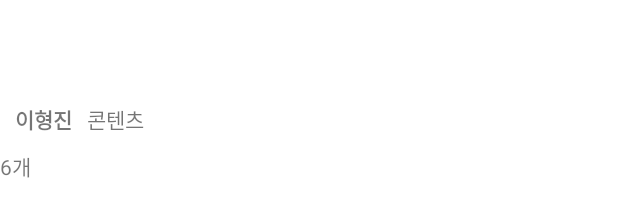
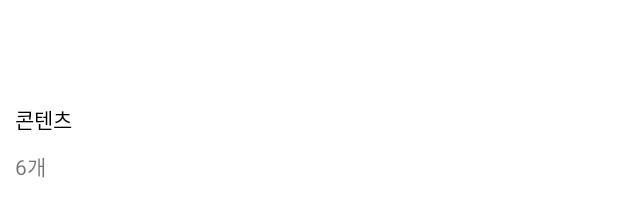
Before and after one commit to 2hyungjin/Post_It, an Android app: the layout rv_board_item.xml on its own in the app's theme, with its tools: preview values and no code run, on a phone screen of 412 x 824 dp. Shown: the part 447-664 px from the top of the screen. Run offline under Robolectric (Android 15) with nearby library versions, the phone set to English and light mode, and no system bars; network calls fail.

Commit message:
Infinite Scroll

```diff
--- a/app/src/main/java/com/example/postit/adapter/ImageAdapter.kt
+++ b/app/src/main/java/com/example/postit/adapter/ImageAdapter.kt
@@ -18,6 +18,7 @@
         fun bind(){
             Glide.with(context)
                 .load(imgList[adapterPosition])
+                .centerCrop()
                 .into(imgItem)
         }
     }
--- a/app/src/main/res/layout/rv_board_item.xml
+++ b/app/src/main/res/layout/rv_board_item.xml
@@ -30,33 +30,28 @@
         app:layout_constraintTop_toBottomOf="@+id/linearLayout3" />
 
 
+    <TextView
+        android:layout_margin="10dp"
+        android:id="@+id/tv_rv_item_contents"
+        android:layout_width="match_parent"
+        android:layout_height="wrap_content"
+        android:textColor="@color/black"
+        app:layout_constraintTop_toBottomOf="@+id/rv_item_rv"
+        tools:text="콘텐츠" />
+
     <LinearLayout
-        android:id="@+id/linearLayout2"
+        android:layout_margin="10dp"
         android:layout_width="match_parent"
         android:layout_height="wrap_content"
         android:orientation="horizontal"
-        android:padding="10dp"
-        app:layout_constraintTop_toBottomOf="@+id/rv_item_rv">
+        app:layout_constraintEnd_toEndOf="parent"
+        app:layout_constraintStart_toStartOf="parent"
+        app:layout_constraintTop_toBottomOf="@+id/tv_rv_item_contents">
 
         <TextView
+            android:id="@+id/tv_rv_item_like_count"
             android:layout_width="wrap_content"
             android:layout_height="wrap_content"
-            android:textStyle="bold"
-            tools:text="이형진" />
-
-        <TextView
-            android:id="@+id/tv_rv_item_contents"
-            android:layout_width="match_parent"
-            android:layout_height="wrap_content"
-            android:layout_marginLeft="10dp"
-            tools:text="콘텐츠" />
+            tools:text="6개" />
     </LinearLayout>
-
-    <TextView
-        android:id="@+id/tv_rv_item_like_count"
-        android:layout_width="wrap_content"
-        android:layout_height="wrap_content"
-        app:layout_constraintTop_toBottomOf="@+id/linearLayout2"
-        tools:text="6개" />
-
 </androidx.constraintlayout.widget.ConstraintLayout>
--- a/app/src/main/res/layout/rv_item_loading.xml
+++ b/app/src/main/res/layout/rv_item_loading.xml
@@ -6,7 +6,7 @@
     android:gravity="center">
 
     <ProgressBar
-        android:id="@+id/progressBar2"
+        android:id="@+id/progressBar_bottom"
         style="?android:attr/progressBarStyle"
         android:layout_width="wrap_content"
         android:layout_height="wrap_content" />
```
Also changed, not shown: app/src/main/java/com/example/postit/adapter/BoardAdapter.kt (+21 -15 lines), app/src/main/java/com/example/postit/view/activity/BoardActivity.kt (+15 -5 lines).
